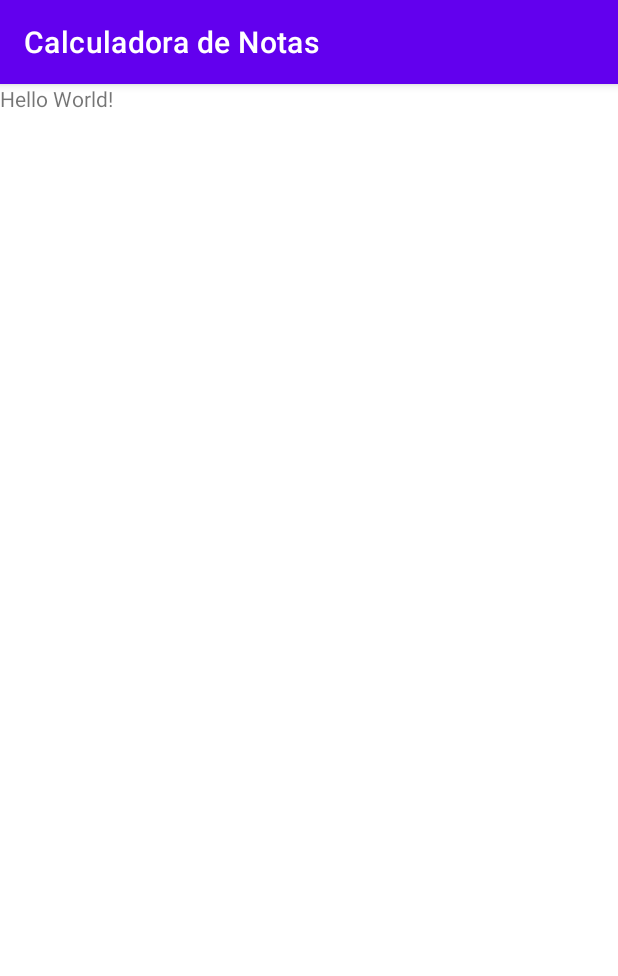
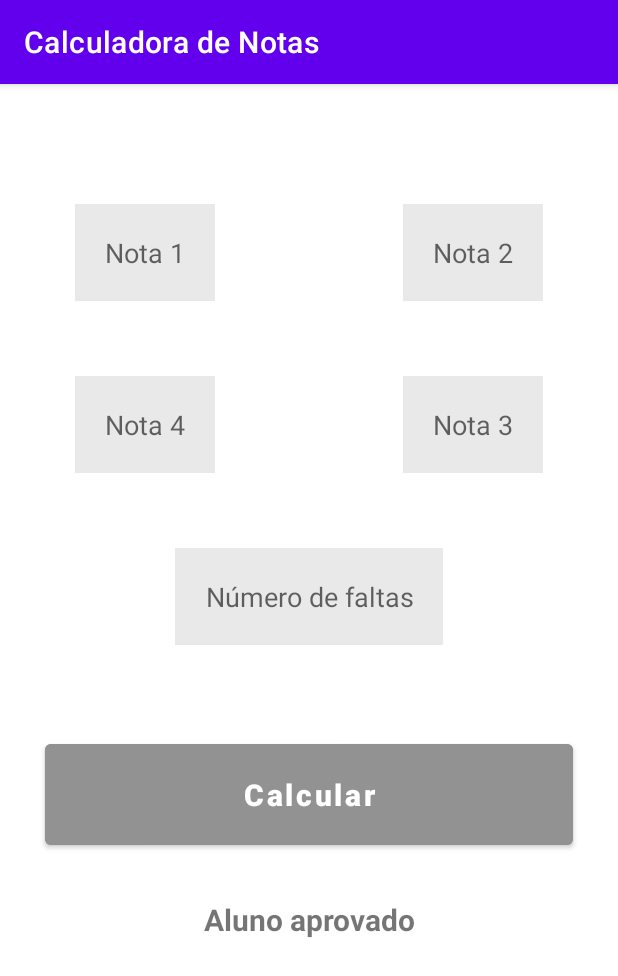
Before and after one commit to hernanbarrientos/CalculadoradeNotas, an Android app: the screen it shows after launch (MainActivity), on a phone screen of 412 x 824 dp. Shown: the top 976 px of the screen. Run offline under Robolectric (Android 15) with nearby library versions, the phone set to English and light mode, and no system bars.

Commit message:
Create layout

```diff
--- a/app/src/main/res/layout/activity_main.xml
+++ b/app/src/main/res/layout/activity_main.xml
@@ -6,13 +6,106 @@
     android:layout_height="match_parent"
     tools:context=".MainActivity">
 
-    <TextView
+    <EditText
+        android:id="@+id/nota1"
         android:layout_width="wrap_content"
         android:layout_height="wrap_content"
-        android:text="Hello World!"
-        app:layout_constraintBottom_toBottomOf="parent"
-        app:layout_constraintEnd_toEndOf="parent"
-        app:layout_constraintStart_toStartOf="parent"
-        app:layout_constraintTop_toTopOf="parent" />
+        android:hint="Nota 1"
+        android:padding="20dp"
+        android:background="@color/light_gray"
+        android:inputType="number"
+        android:maxLength="2"
+        android:gravity="center"
+        android:layout_alignParentLeft="true"
+        android:layout_marginLeft="50dp"
+        android:layout_marginTop="80dp"
+        />
 
+    <EditText
+        android:id="@+id/nota2"
+        android:layout_width="wrap_content"
+        android:layout_height="wrap_content"
+        android:hint="Nota 2"
+        android:padding="20dp"
+        android:background="@color/light_gray"
+        android:inputType="number"
+        android:maxLength="2"
+        android:gravity="center"
+        android:layout_alignParentRight="true"
+        android:layout_marginRight="50dp"
+        android:layout_marginTop="80dp"
+        />
+
+    <EditText
+        android:id="@+id/nota3"
+        android:layout_width="wrap_content"
+        android:layout_height="wrap_content"
+        android:hint="Nota 3"
+        android:padding="20dp"
+        android:background="@color/light_gray"
+        android:inputType="number"
+        android:maxLength="2"
+        android:gravity="center"
+        android:layout_alignParentRight="true"
+        android:layout_marginRight="50dp"
+        android:layout_marginTop="50dp"
+        android:layout_below="@+id/nota2"
+        />
+
+    <EditText
+        android:id="@+id/nota4"
+        android:layout_width="wrap_content"
+        android:layout_height="wrap_content"
+        android:hint="Nota 4"
+        android:padding="20dp"
+        android:background="@color/light_gray"
+        android:inputType="number"
+        android:maxLength="2"
+        android:gravity="center"
+        android:layout_alignParentLeft="true"
+        android:layout_below="@+id/nota1"
+        android:layout_marginLeft="50dp"
+        android:layout_marginTop="50dp"
+        />
+
+    <EditText
+        android:id="@+id/faltas"
+        android:layout_width="wrap_content"
+        android:layout_height="wrap_content"
+        android:hint="Número de faltas"
+        android:padding="20dp"
+        android:background="@color/light_gray"
+        android:inputType="number"
+        android:maxLength="2"
+        android:gravity="center"
+        android:layout_below="@+id/nota3"
+        android:layout_centerHorizontal="true"
+        android:layout_marginTop="50dp"
+        android:layout_marginBottom="30dp"
+        />
+
+    <Button
+        android:id="@+id/btn_calcular"
+        android:layout_width="match_parent"
+        android:layout_height="wrap_content"
+        android:text="Calcular"
+        android:textStyle="bold"
+        android:textAllCaps="false"
+        android:textSize="20sp"
+        android:textColor="@color/white"
+        android:backgroundTint="@color/dark_gray"
+        android:padding="20dp"
+        android:layout_below="@+id/faltas"
+        android:layout_margin="30dp"
+        />
+
+    <TextView
+        android:id="@+id/resultado"
+        android:layout_width="match_parent"
+        android:layout_height="wrap_content"
+        android:text="Aluno aprovado"
+        android:textSize="20sp"
+        android:textStyle="bold"
+        android:layout_below="@id/btn_calcular"
+        android:gravity="center" />
 </RelativeLayout>
--- a/app/src/main/res/values/colors.xml
+++ b/app/src/main/res/values/colors.xml
@@ -7,6 +7,6 @@
     <color name="teal_700">#FF018786</color>
     <color name="black">#FF000000</color>
     <color name="white">#FFFFFFFF</color>
-    <color name="light_gray">#AEADAD</color>
-    <color name="dark_gray">#3C3C3C</color>
+    <color name="light_gray">#EAE9E9</color>
+    <color name="dark_gray">#939292</color>
 </resources>
```
